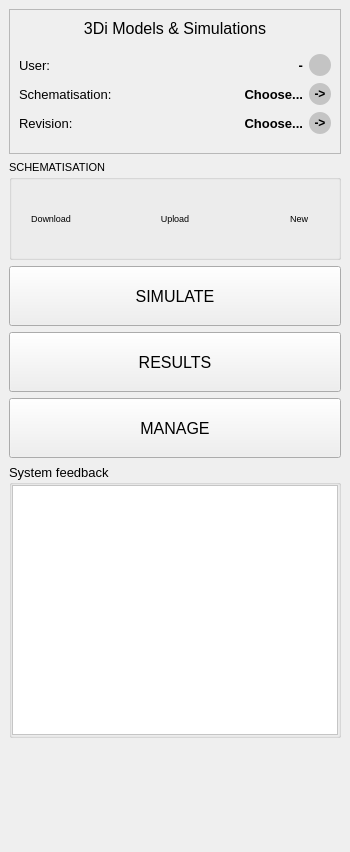
nens/threedi-api-qgis-client, file threedi_api_qgis_client/ui/threedi_api_qgis_client_dockwidget_base.ui: the form before one commit.
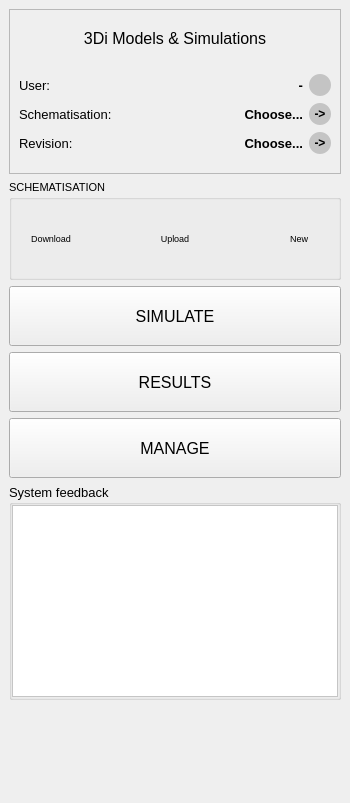
The form after the commit. Icons and pictures are not drawn. Custom widgets are drawn as their Qt base class.

Commit message: allow dock panel only at right and left

```diff
--- a/threedi_api_qgis_client/ui/threedi_api_qgis_client_dockwidget_base.ui
+++ b/threedi_api_qgis_client/ui/threedi_api_qgis_client_dockwidget_base.ui
@@ -7,13 +7,13 @@
     <x>0</x>
     <y>0</y>
     <width>350</width>
-    <height>852</height>
+    <height>803</height>
    </rect>
   </property>
   <property name="minimumSize">
    <size>
     <width>282</width>
-    <height>593</height>
+    <height>579</height>
    </size>
   </property>
   <property name="font">
@@ -25,13 +25,22 @@
   <property name="layoutDirection">
    <enum>Qt::LeftToRight</enum>
   </property>
+  <property name="features">
+   <set>QDockWidget::DockWidgetClosable|QDockWidget::DockWidgetMovable</set>
+  </property>
+  <property name="allowedAreas">
+   <set>Qt::LeftDockWidgetArea|Qt::RightDockWidgetArea</set>
+  </property>
   <property name="windowTitle">
    <string>3Di Models &amp;&amp; Simulations</string>
   </property>
   <widget class="QWidget" name="dockWidgetContents">
    <layout class="QGridLayout" name="gridLayout">
-    <item row="0" column="0" rowspan="2" colspan="3">
-     <widget class="QFrame" name="frame">
+    <item row="4" column="0" colspan="3">
+     <widget class="QToolButton" name="btn_results">
+      <property name="enabled">
+       <bool>true</bool>
+      </property>
       <property name="sizePolicy">
        <sizepolicy hsizetype="Preferred" vsizetype="Preferred">
         <horstretch>0</horstretch>
@@ -39,310 +48,130 @@
        </sizepolicy>
       </property>
       <property name="minimumSize">
+       <size>
+        <width>0</width>
+        <height>60</height>
+       </size>
+      </property>
+      <property name="maximumSize">
+       <size>
+        <width>16777215</width>
+        <height>16777215</height>
+       </size>
+      </property>
+      <property name="font">
+       <font>
+        <pointsize>12</pointsize>
+       </font>
+      </property>
+      <property name="text">
+       <string>RESULTS</string>
+      </property>
+      <property name="icon">
+       <iconset>
+        <normaloff>icons/api.svg</normaloff>icons/api.svg</iconset>
+      </property>
+      <property name="iconSize">
+       <size>
+        <width>80</width>
+        <height>40</height>
+       </size>
+      </property>
+      <property name="toolButtonStyle">
+       <enum>Qt::ToolButtonTextBesideIcon</enum>
+      </property>
+     </widget>
+    </item>
+    <item row="5" column="0" colspan="3">
+     <widget class="QToolButton" name="btn_manage">
+      <property name="enabled">
+       <bool>true</bool>
+      </property>
+      <property name="sizePolicy">
+       <sizepolicy hsizetype="Preferred" vsizetype="Preferred">
+        <horstretch>0</horstretch>
+        <verstretch>0</verstretch>
+       </sizepolicy>
+      </property>
+      <property name="minimumSize">
+       <size>
+        <width>0</width>
+        <height>60</height>
+       </size>
+      </property>
+      <property name="font">
+       <font>
+        <pointsize>12</pointsize>
+       </font>
+      </property>
+      <property name="text">
+       <string>MANAGE</string>
+      </property>
+      <property name="icon">
+       <iconset>
+        <normaloff>icons/results.svg</normaloff>icons/results.svg</iconset>
+      </property>
+      <property name="iconSize">
+       <size>
+        <width>80</width>
+        <height>40</height>
+       </size>
+      </property>
+      <property name="toolButtonStyle">
+       <enum>Qt::ToolButtonTextBesideIcon</enum>
+      </property>
+     </widget>
+    </item>
+    <item row="3" column="0" colspan="3">
+     <widget class="QToolButton" name="btn_simulate">
+      <property name="enabled">
+       <bool>true</bool>
+      </property>
+      <property name="sizePolicy">
+       <sizepolicy hsizetype="Preferred" vsizetype="Preferred">
+        <horstretch>0</horstretch>
+        <verstretch>0</verstretch>
+       </sizepolicy>
+      </property>
+      <property name="minimumSize">
+       <size>
+        <width>0</width>
+        <height>60</height>
+       </size>
+      </property>
+      <property name="maximumSize">
+       <size>
+        <width>16777215</width>
+        <height>16777215</height>
+       </size>
+      </property>
+      <property name="sizeIncrement">
        <size>
         <width>0</width>
         <height>0</height>
        </size>
       </property>
-      <property name="frameShape">
-       <enum>QFrame::StyledPanel</enum>
+      <property name="font">
+       <font>
+        <pointsize>12</pointsize>
+       </font>
       </property>
-      <property name="frameShadow">
-       <enum>QFrame::Plain</enum>
+      <property name="text">
+       <string>SIMULATE</string>
       </property>
-      <layout class="QGridLayout" name="gridLayout_4">
-       <property name="leftMargin">
-        <number>9</number>
-       </property>
-       <property name="rightMargin">
-        <number>9</number>
-       </property>
-       <item row="0" column="0">
-        <widget class="QLabel" name="label_10">
-         <property name="font">
-          <font>
-           <pointsize>12</pointsize>
-          </font>
-         </property>
-         <property name="text">
-          <string>3Di Models &amp; Simulations</string>
-         </property>
-         <property name="alignment">
-          <set>Qt::AlignCenter</set>
-         </property>
-        </widget>
-       </item>
-       <item row="1" column="0">
-        <widget class="QWidget" name="widget_authorized" native="true">
-         <property name="sizePolicy">
-          <sizepolicy hsizetype="Preferred" vsizetype="Preferred">
-           <horstretch>0</horstretch>
-           <verstretch>0</verstretch>
-          </sizepolicy>
-         </property>
-         <property name="minimumSize">
-          <size>
-           <width>0</width>
-           <height>100</height>
-          </size>
-         </property>
-         <layout class="QGridLayout" name="gridLayout_3">
-          <property name="leftMargin">
-           <number>0</number>
-          </property>
-          <property name="rightMargin">
-           <number>0</number>
-          </property>
-          <item row="2" column="0">
-           <widget class="QLabel" name="label_4">
-            <property name="text">
-             <string>Revision:</string>
-            </property>
-            <property name="margin">
-             <number>5</number>
-            </property>
-           </widget>
-          </item>
-          <item row="0" column="0">
-           <widget class="QLabel" name="label">
-            <property name="text">
-             <string>User:</string>
-            </property>
-            <property name="margin">
-             <number>5</number>
-            </property>
-           </widget>
-          </item>
-          <item row="1" column="0">
-           <widget class="QLabel" name="label_2">
-            <property name="text">
-             <string>Schematisation:</string>
-            </property>
-            <property name="margin">
-             <number>5</number>
-            </property>
-           </widget>
-          </item>
-          <item row="0" column="3">
-           <layout class="QHBoxLayout" name="horizontalLayout">
-            <item>
-             <widget class="QLabel" name="label_user">
-              <property name="sizePolicy">
-               <sizepolicy hsizetype="Preferred" vsizetype="Preferred">
-                <horstretch>0</horstretch>
-                <verstretch>0</verstretch>
-               </sizepolicy>
-              </property>
-              <property name="font">
-               <font>
-                <weight>75</weight>
-                <bold>true</bold>
-               </font>
-              </property>
-              <property name="layoutDirection">
-               <enum>Qt::LeftToRight</enum>
-              </property>
-              <property name="text">
-               <string>-</string>
-              </property>
-              <property name="alignment">
-               <set>Qt::AlignRight|Qt::AlignTrailing|Qt::AlignVCenter</set>
-              </property>
-             </widget>
-            </item>
-            <item>
-             <widget class="QToolButton" name="btn_log_in_out">
-              <property name="minimumSize">
-               <size>
-                <width>22</width>
-                <height>22</height>
-               </size>
-              </property>
-              <property name="font">
-               <font>
-                <family>Segoe UI</family>
-                <pointsize>9</pointsize>
-                <weight>75</weight>
-                <bold>true</bold>
-               </font>
-              </property>
-              <property name="toolTip">
-               <string>Log in</string>
-              </property>
-              <property name="styleSheet">
-               <string notr="true">border-radius : 11; 
-background-color: #C4C4C4;</string>
-              </property>
-              <property name="text">
-               <string/>
-              </property>
-              <property name="icon">
-               <iconset>
-                <normaloff>../icons/arrow.svg</normaloff>../icons/arrow.svg</iconset>
-              </property>
-              <property name="iconSize">
-               <size>
-                <width>10</width>
-                <height>10</height>
-               </size>
-              </property>
-              <property name="arrowType">
-               <enum>Qt::NoArrow</enum>
-              </property>
-             </widget>
-            </item>
-           </layout>
-          </item>
-          <item row="1" column="3">
-           <layout class="QHBoxLayout" name="horizontalLayout_3">
-            <item>
-             <widget class="QLabel" name="label_schematisation">
-              <property name="sizePolicy">
-               <sizepolicy hsizetype="Ignored" vsizetype="Preferred">
-                <horstretch>0</horstretch>
-                <verstretch>0</verstretch>
-               </sizepolicy>
-              </property>
-              <property name="font">
-               <font>
-                <weight>75</weight>
-                <bold>true</bold>
-               </font>
-              </property>
-              <property name="layoutDirection">
-               <enum>Qt::LeftToRight</enum>
-              </property>
-              <property name="text">
-               <string>Choose...</string>
-              </property>
-              <property name="scaledContents">
-               <bool>false</bool>
-              </property>
-              <property name="alignment">
-               <set>Qt::AlignRight|Qt::AlignTrailing|Qt::AlignVCenter</set>
-              </property>
-              <property name="wordWrap">
-               <bool>false</bool>
-              </property>
-             </widget>
-            </item>
-            <item>
-             <widget class="QToolButton" name="btn_load_schematisation">
-              <property name="minimumSize">
-               <size>
-                <width>22</width>
-                <height>22</height>
-               </size>
-              </property>
-              <property name="font">
-               <font>
-                <family>Segoe UI</family>
-                <pointsize>9</pointsize>
-                <weight>75</weight>
-                <bold>true</bold>
-               </font>
-              </property>
-              <property name="toolTip">
-               <string>Activate a locally available revision of a schematisation</string>
-              </property>
-              <property name="layoutDirection">
-               <enum>Qt::LeftToRight</enum>
-              </property>
-              <property name="autoFillBackground">
-               <bool>false</bool>
-              </property>
-              <property name="styleSheet">
-               <string notr="true">border-radius : 11; 
-background-color: #C4C4C4;</string>
-              </property>
-              <property name="text">
-               <string>-&gt;</string>
-              </property>
-              <property name="icon">
-               <iconset>
-                <normaloff>../icons/arrow.svg</normaloff>../icons/arrow.svg</iconset>
-              </property>
-              <property name="iconSize">
-               <size>
-                <width>10</width>
-                <height>10</height>
-               </size>
-              </property>
-             </widget>
-            </item>
-           </layout>
-          </item>
-          <item row="2" column="3">
-           <layout class="QHBoxLayout" name="horizontalLayout_4">
-            <item>
-             <widget class="QLabel" name="label_revision">
-              <property name="sizePolicy">
-               <sizepolicy hsizetype="Preferred" vsizetype="Preferred">
-                <horstretch>0</horstretch>
-                <verstretch>0</verstretch>
-               </sizepolicy>
-              </property>
-              <property name="font">
-               <font>
-                <weight>75</weight>
-                <bold>true</bold>
-               </font>
-              </property>
-              <property name="layoutDirection">
-               <enum>Qt::LeftToRight</enum>
-              </property>
-              <property name="text">
-               <string>Choose...</string>
-              </property>
-              <property name="alignment">
-               <set>Qt::AlignRight|Qt::AlignTrailing|Qt::AlignVCenter</set>
-              </property>
-             </widget>
-            </item>
-            <item>
-             <widget class="QToolButton" name="btn_load_revision">
-              <property name="minimumSize">
-               <size>
-                <width>22</width>
-                <height>22</height>
-               </size>
-              </property>
-              <property name="font">
-               <font>
-                <family>Segoe UI</family>
-                <pointsize>9</pointsize>
-                <weight>75</weight>
-                <bold>true</bold>
-               </font>
-              </property>
-              <property name="toolTip">
-               <string>Activate a locally available revision of a schematisation</string>
-              </property>
-              <property name="styleSheet">
-               <string notr="true">border-radius : 11; 
-background-color: #C4C4C4;</string>
-              </property>
-              <property name="text">
-               <string>-&gt;</string>
-              </property>
-              <property name="icon">
-               <iconset>
-                <normaloff>../icons/arrow.svg</normaloff>../icons/arrow.svg</iconset>
-              </property>
-              <property name="iconSize">
-               <size>
-                <width>10</width>
-                <height>10</height>
-               </size>
-              </property>
-             </widget>
-            </item>
-           </layout>
-          </item>
-         </layout>
-        </widget>
-       </item>
-      </layout>
+      <property name="icon">
+       <iconset>
+        <normaloff>icons/upload.svg</normaloff>icons/upload.svg</iconset>
+      </property>
+      <property name="iconSize">
+       <size>
+        <width>80</width>
+        <height>40</height>
+       </size>
+      </property>
+      <property name="toolButtonStyle">
+       <enum>Qt::ToolButtonTextBesideIcon</enum>
+      </property>
      </widget>
     </item>
     <item row="7" column="0" colspan="3">
@@ -389,7 +218,13 @@
          <property name="minimumSize">
           <size>
            <width>0</width>
-           <height>250</height>
+           <height>150</height>
+          </size>
+         </property>
+         <property name="maximumSize">
+          <size>
+           <width>16777215</width>
+           <height>16777215</height>
           </size>
          </property>
          <property name="font">
@@ -565,144 +400,6 @@
       </layout>
      </widget>
     </item>
-    <item row="5" column="0" colspan="3">
-     <widget class="QToolButton" name="btn_manage">
-      <property name="enabled">
-       <bool>true</bool>
-      </property>
-      <property name="sizePolicy">
-       <sizepolicy hsizetype="Preferred" vsizetype="Preferred">
-        <horstretch>0</horstretch>
-        <verstretch>0</verstretch>
-       </sizepolicy>
-      </property>
-      <property name="minimumSize">
-       <size>
-        <width>0</width>
-        <height>60</height>
-       </size>
-      </property>
-      <property name="font">
-       <font>
-        <pointsize>12</pointsize>
-       </font>
-      </property>
-      <property name="text">
-       <string>MANAGE</string>
-      </property>
-      <property name="icon">
-       <iconset>
-        <normaloff>icons/results.svg</normaloff>icons/results.svg</iconset>
-      </property>
-      <property name="iconSize">
-       <size>
-        <width>80</width>
-        <height>40</height>
-       </size>
-      </property>
-      <property name="toolButtonStyle">
-       <enum>Qt::ToolButtonTextBesideIcon</enum>
-      </property>
-     </widget>
-    </item>
-    <item row="3" column="0" colspan="3">
-     <widget class="QToolButton" name="btn_simulate">
-      <property name="enabled">
-       <bool>true</bool>
-      </property>
-      <property name="sizePolicy">
-       <sizepolicy hsizetype="Preferred" vsizetype="Preferred">
-        <horstretch>0</horstretch>
-        <verstretch>0</verstretch>
-       </sizepolicy>
-      </property>
-      <property name="minimumSize">
-       <size>
-        <width>0</width>
-        <height>60</height>
-       </size>
-      </property>
-      <property name="maximumSize">
-       <size>
-        <width>16777215</width>
-        <height>16777215</height>
-       </size>
-      </property>
-      <property name="sizeIncrement">
-       <size>
-        <width>0</width>
-        <height>0</height>
-       </size>
-      </property>
-      <property name="font">
-       <font>
-        <pointsize>12</pointsize>
-       </font>
-      </property>
-      <property name="text">
-       <string>SIMULATE</string>
-      </property>
-      <property name="icon">
-       <iconset>
-        <normaloff>icons/upload.svg</normaloff>icons/upload.svg</iconset>
-      </property>
-      <property name="iconSize">
-       <size>
-        <width>80</width>
-        <height>40</height>
-       </size>
-      </property>
-      <property name="toolButtonStyle">
-       <enum>Qt::ToolButtonTextBesideIcon</enum>
-      </property>
-     </widget>
-    </item>
-    <item row="4" column="0" colspan="3">
-     <widget class="QToolButton" name="btn_results">
-      <property name="enabled">
-       <bool>true</bool>
-      </property>
-      <property name="sizePolicy">
-       <sizepolicy hsizetype="Preferred" vsizetype="Preferred">
-        <horstretch>0</horstretch>
-        <verstretch>0</verstretch>
-       </sizepolicy>
-      </property>
-      <property name="minimumSize">
-       <size>
-        <width>0</width>
-        <height>60</height>
-       </size>
-      </property>
-      <property name="maximumSize">
-       <size>
-        <width>16777215</width>
-        <height>16777215</height>
-       </size>
-      </property>
-      <property name="font">
-       <font>
-        <pointsize>12</pointsize>
-       </font>
-      </property>
-      <property name="text">
-       <string>RESULTS</string>
-      </property>
-      <property name="icon">
-       <iconset>
-        <normaloff>icons/api.svg</normaloff>icons/api.svg</iconset>
-      </property>
-      <property name="iconSize">
-       <size>
-        <width>80</width>
-        <height>40</height>
-       </size>
-      </property>
-      <property name="toolButtonStyle">
-       <enum>Qt::ToolButtonTextBesideIcon</enum>
-      </property>
-     </widget>
-    </item>
     <item row="8" column="1">
      <spacer name="verticalSpacer">
       <property name="orientation">
@@ -714,11 +411,332 @@
       <property name="sizeHint" stdset="0">
        <size>
         <width>20</width>
-        <height>40</height>
+        <height>20</height>
        </size>
       </property>
      </spacer>
     </item>
+    <item row="0" column="0" colspan="3">
+     <widget class="QFrame" name="frame">
+      <property name="sizePolicy">
+       <sizepolicy hsizetype="Preferred" vsizetype="Fixed">
+        <horstretch>0</horstretch>
+        <verstretch>0</verstretch>
+       </sizepolicy>
+      </property>
+      <property name="minimumSize">
+       <size>
+        <width>0</width>
+        <height>165</height>
+       </size>
+      </property>
+      <property name="maximumSize">
+       <size>
+        <width>16777215</width>
+        <height>165</height>
+       </size>
+      </property>
+      <property name="frameShape">
+       <enum>QFrame::StyledPanel</enum>
+      </property>
+      <property name="frameShadow">
+       <enum>QFrame::Plain</enum>
+      </property>
+      <layout class="QGridLayout" name="gridLayout_4">
+       <property name="leftMargin">
+        <number>9</number>
+       </property>
+       <property name="rightMargin">
+        <number>9</number>
+       </property>
+       <item row="0" column="0">
+        <widget class="QLabel" name="label_10">
+         <property name="font">
+          <font>
+           <pointsize>12</pointsize>
+          </font>
+         </property>
+         <property name="text">
+          <string>3Di Models &amp; Simulations</string>
+         </property>
+         <property name="alignment">
+          <set>Qt::AlignCenter</set>
+         </property>
+        </widget>
+       </item>
+       <item row="1" column="0">
+        <widget class="QWidget" name="widget_authorized" native="true">
+         <property name="sizePolicy">
+          <sizepolicy hsizetype="Preferred" vsizetype="Preferred">
+           <horstretch>0</horstretch>
+           <verstretch>0</verstretch>
+          </sizepolicy>
+         </property>
+         <property name="minimumSize">
+          <size>
+           <width>0</width>
+           <height>100</height>
+          </size>
+         </property>
+         <layout class="QGridLayout" name="gridLayout_3">
+          <property name="leftMargin">
+           <number>0</number>
+          </property>
+          <property name="rightMargin">
+           <number>0</number>
+          </property>
+          <item row="2" column="0">
+           <widget class="QLabel" name="label_4">
+            <property name="text">
+             <string>Revision:</string>
+            </property>
+            <property name="margin">
+             <number>5</number>
+            </property>
+           </widget>
+          </item>
+          <item row="0" column="0">
+           <widget class="QLabel" name="label">
+            <property name="text">
+             <string>User:</string>
+            </property>
+            <property name="margin">
+             <number>5</number>
+            </property>
+           </widget>
+          </item>
+          <item row="1" column="0">
+           <widget class="QLabel" name="label_2">
+            <property name="text">
+             <string>Schematisation:</string>
+            </property>
+            <property name="margin">
+             <number>5</number>
+            </property>
+           </widget>
+          </item>
+          <item row="0" column="3">
+           <layout class="QHBoxLayout" name="horizontalLayout">
+            <item>
+             <widget class="QLabel" name="label_user">
+              <property name="sizePolicy">
+               <sizepolicy hsizetype="Preferred" vsizetype="Preferred">
+                <horstretch>0</horstretch>
+                <verstretch>0</verstretch>
+               </sizepolicy>
+              </property>
+              <property name="font">
+               <font>
+                <weight>75</weight>
+                <bold>true</bold>
+               </font>
+              </property>
+              <property name="layoutDirection">
+               <enum>Qt::LeftToRight</enum>
+              </property>
+              <property name="text">
+               <string>-</string>
+              </property>
+              <property name="alignment">
+               <set>Qt::AlignRight|Qt::AlignTrailing|Qt::AlignVCenter</set>
+              </property>
+             </widget>
+            </item>
+            <item>
+             <widget class="QToolButton" name="btn_log_in_out">
+              <property name="minimumSize">
+               <size>
+                <width>22</width>
+                <height>22</height>
+               </size>
+              </property>
+              <property name="font">
+               <font>
+                <family>Segoe UI</family>
+                <pointsize>9</pointsize>
+                <weight>75</weight>
+                <bold>true</bold>
+               </font>
+              </property>
+              <property name="toolTip">
+               <string>Log in</string>
+              </property>
+              <property name="styleSheet">
+               <string notr="true">border-radius : 11; 
+background-color: #C4C4C4;</string>
+              </property>
+              <property name="text">
+               <string/>
+              </property>
+              <property name="icon">
+               <iconset>
+                <normaloff>../icons/arrow.svg</normaloff>../icons/arrow.svg</iconset>
+              </property>
+              <property name="iconSize">
+               <size>
+                <width>10</width>
+                <height>10</height>
+               </size>
+              </property>
+              <property name="arrowType">
+               <enum>Qt::NoArrow</enum>
+              </property>
+             </widget>
+            </item>
+           </layout>
+          </item>
+          <item row="1" column="3">
+           <layout class="QHBoxLayout" name="horizontalLayout_3">
+            <item>
+             <widget class="QLabel" name="label_schematisation">
+              <property name="sizePolicy">
+               <sizepolicy hsizetype="Ignored" vsizetype="Preferred">
+                <horstretch>0</horstretch>
+                <verstretch>0</verstretch>
+               </sizepolicy>
+              </property>
+              <property name="font">
+               <font>
+                <weight>75</weight>
+                <bold>true</bold>
+               </font>
+              </property>
+              <property name="layoutDirection">
+               <enum>Qt::LeftToRight</enum>
+              </property>
+              <property name="text">
+               <string>Choose...</string>
+              </property>
+              <property name="scaledContents">
+               <bool>false</bool>
+              </property>
+              <property name="alignment">
+               <set>Qt::AlignRight|Qt::AlignTrailing|Qt::AlignVCenter</set>
+              </property>
+              <property name="wordWrap">
+               <bool>false</bool>
+              </property>
+             </widget>
+            </item>
+            <item>
+             <widget class="QToolButton" name="btn_load_schematisation">
+              <property name="minimumSize">
+               <size>
+                <width>22</width>
+                <height>22</height>
+               </size>
+              </property>
+              <property name="font">
+               <font>
+                <family>Segoe UI</family>
+                <pointsize>9</pointsize>
+                <weight>75</weight>
+                <bold>true</bold>
+               </font>
+              </property>
+              <property name="toolTip">
+               <string>Activate a locally available revision of a schematisation</string>
+              </property>
+              <property name="layoutDirection">
+               <enum>Qt::LeftToRight</enum>
+              </property>
+              <property name="autoFillBackground">
+               <bool>false</bool>
+              </property>
+              <property name="styleSheet">
+               <string notr="true">border-radius : 11; 
+background-color: #C4C4C4;</string>
+              </property>
+              <property name="text">
+               <string>-&gt;</string>
+              </property>
+              <property name="icon">
+               <iconset>
+                <normaloff>../icons/arrow.svg</normaloff>../icons/arrow.svg</iconset>
+              </property>
+              <property name="iconSize">
+               <size>
+                <width>10</width>
+                <height>10</height>
+               </size>
+              </property>
+             </widget>
+            </item>
+           </layout>
+          </item>
+          <item row="2" column="3">
+           <layout class="QHBoxLayout" name="horizontalLayout_4">
+            <item>
+             <widget class="QLabel" name="label_revision">
+              <property name="sizePolicy">
+               <sizepolicy hsizetype="Preferred" vsizetype="Preferred">
+                <horstretch>0</horstretch>
+                <verstretch>0</verstretch>
+               </sizepolicy>
+              </property>
+              <property name="font">
+               <font>
+                <weight>75</weight>
+                <bold>true</bold>
+               </font>
+              </property>
+              <property name="layoutDirection">
+               <enum>Qt::LeftToRight</enum>
+              </property>
+              <property name="text">
+               <string>Choose...</string>
+              </property>
+              <property name="alignment">
+               <set>Qt::AlignRight|Qt::AlignTrailing|Qt::AlignVCenter</set>
+              </property>
+             </widget>
+            </item>
+            <item>
+             <widget class="QToolButton" name="btn_load_revision">
+              <property name="minimumSize">
+               <size>
+                <width>22</width>
+                <height>22</height>
+               </size>
+              </property>
+              <property name="font">
+               <font>
+                <family>Segoe UI</family>
+                <pointsize>9</pointsize>
+                <weight>75</weight>
+                <bold>true</bold>
+               </font>
+              </property>
+              <property name="toolTip">
+               <string>Activate a locally available revision of a schematisation</string>
+              </property>
+              <property name="styleSheet">
+               <string notr="true">border-radius : 11; 
+background-color: #C4C4C4;</string>
+              </property>
+              <property name="text">
+               <string>-&gt;</string>
+              </property>
+              <property name="icon">
+               <iconset>
+                <normaloff>../icons/arrow.svg</normaloff>../icons/arrow.svg</iconset>
+              </property>
+              <property name="iconSize">
+               <size>
+                <width>10</width>
+                <height>10</height>
+               </size>
+              </property>
+             </widget>
+            </item>
+           </layout>
+          </item>
+         </layout>
+        </widget>
+       </item>
+      </layout>
+     </widget>
+    </item>
    </layout>
   </widget>
  </widget>
```
